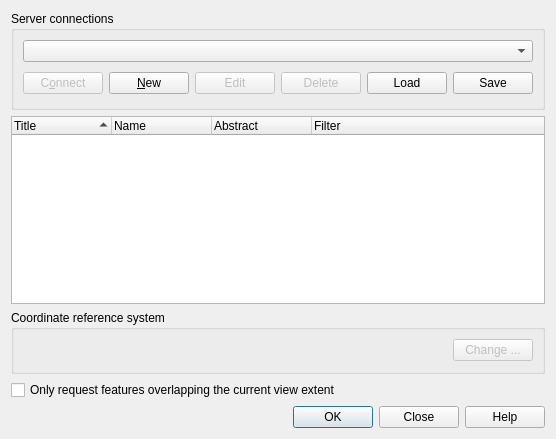
kadas-albireo/kadas-albireo, file src/ui/qgswfssourceselectbase.ui: the form before one commit.
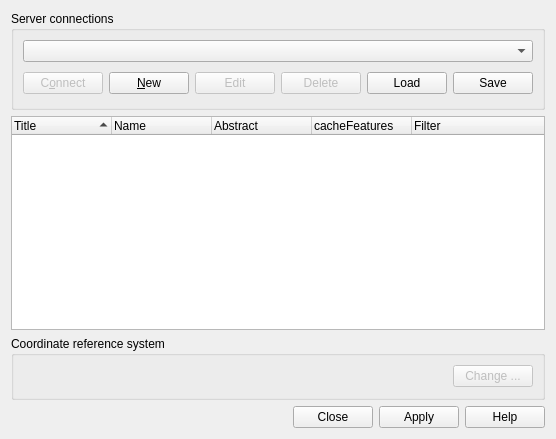
The form after the commit.

Commit message: [FEATURE]: choice to keep WFS layers in cache or load the data on redraw

Diff of the .ui file:
```diff
--- a/src/ui/qgswfssourceselectbase.ui
+++ b/src/ui/qgswfssourceselectbase.ui
@@ -112,7 +112,7 @@
       <bool>true</bool>
      </property>
      <property name="columnCount">
-      <number>4</number>
+      <number>5</number>
      </property>
      <column>
       <property name="text">
@@ -129,6 +129,11 @@
        <string>Abstract</string>
       </property>
      </column>
+     <column>
+      <property name="text">
+       <string>cacheFeatures</string>
+      </property>
+     </column>
      <column>
       <property name="text">
        <string>Filter</string>
@@ -185,19 +190,12 @@
     </widget>
    </item>
    <item row="3" column="0">
-    <widget class="QCheckBox" name="mBboxCheckBox">
-     <property name="text">
-      <string>Only request features overlapping the current view extent</string>
-     </property>
-    </widget>
-   </item>
-   <item row="4" column="0">
     <widget class="QDialogButtonBox" name="buttonBox">
      <property name="orientation">
       <enum>Qt::Horizontal</enum>
      </property>
      <property name="standardButtons">
-      <set>QDialogButtonBox::Close|QDialogButtonBox::Help|QDialogButtonBox::Ok</set>
+      <set>QDialogButtonBox::Apply|QDialogButtonBox::Close|QDialogButtonBox::Help</set>
      </property>
     </widget>
    </item>
```
The commit also changes 3 other files.
